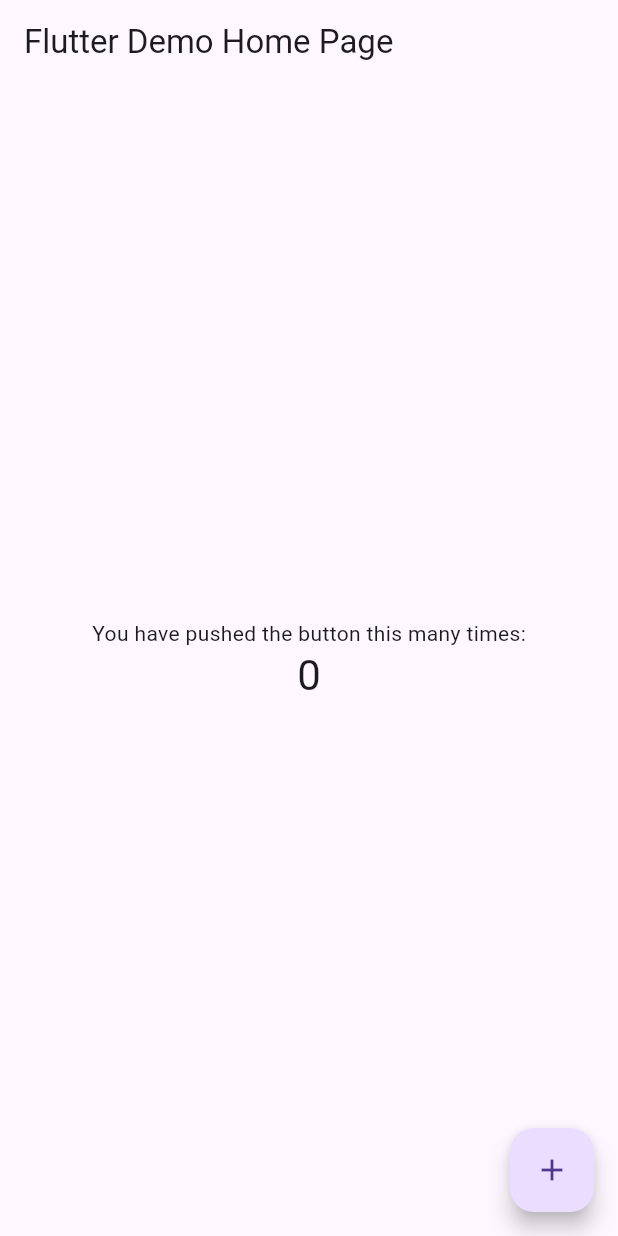
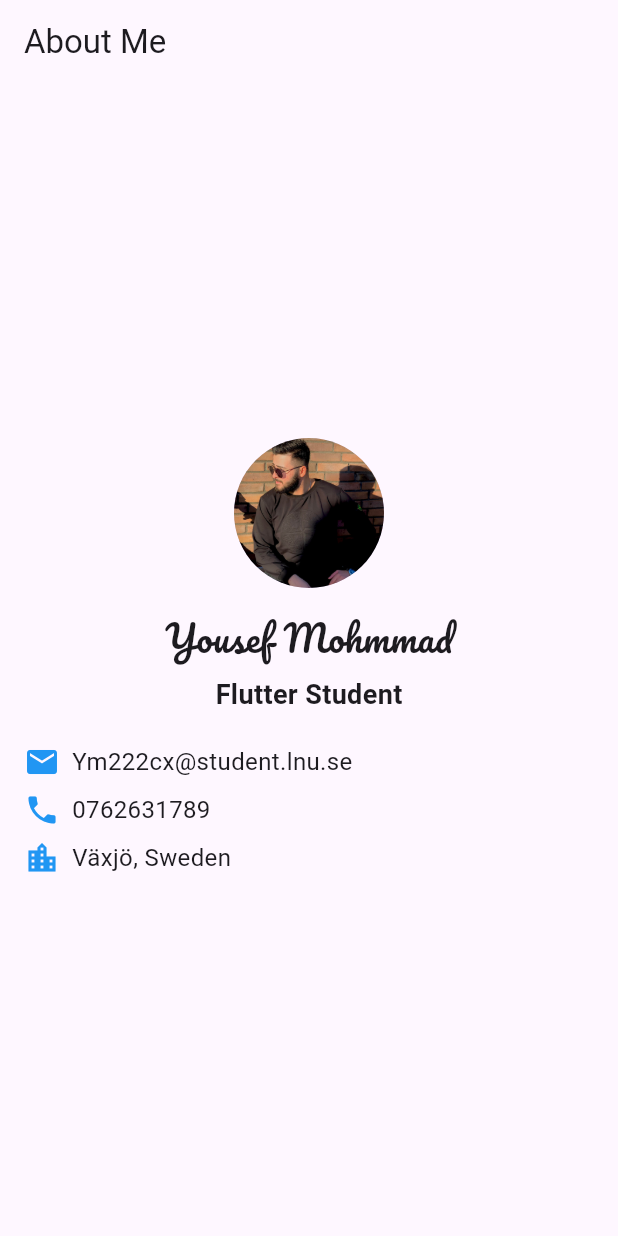
Before and after one commit to YousefMelhem/flutter, a Flutter app: the screen it shows after launch, on a phone screen of 412 x 824 dp. Run offline on Flutter 3.47's test engine with Material 3 defaults, Android fonts, the phone set to English and light mode, and no system bars; our stand-ins replace google_fonts.

Commit message:
some changes to startupp

```diff
--- a/personal card/personalcard/lib/main.dart
+++ b/personal card/personalcard/lib/main.dart
@@ -1,112 +1,74 @@
 import 'package:flutter/material.dart';
+import 'package:google_fonts/google_fonts.dart';
 
-void main() => runApp(const MyApp());
+void main() => runApp( PersonalCardApp());
 
-class MyApp extends StatelessWidget {
-  const MyApp({super.key});
-
-  // This widget is the root of your application.
+class PersonalCardApp extends StatelessWidget {
   @override
   Widget build(BuildContext context) {
     return MaterialApp(
-      title: 'Flutter Demo',
+      title: 'Personal Card',
       theme: ThemeData(
-        // This is the theme of your application.
-        //
-        // Try running your application with "flutter run". You'll see the
-        // application has a blue toolbar. Then, without quitting the app, try
-        // changing the primarySwatch below to Colors.green and then invoke
-        // "hot reload" (press "r" in the console where you ran "flutter run",
-        // or press Run > Flutter Hot Reload in a Flutter IDE). Notice that the
-        // counter didn't reset back to zero; the application is not restarted.
         primarySwatch: Colors.blue,
       ),
-      home: const MyHomePage(title: 'Flutter Demo Home Page'),
+      home: Scaffold(
+        appBar: AppBar(
+          title: Text('About Me'),
+        ),
+        body: Padding(
+          padding: const EdgeInsets.all(16.0),
+          child: Center(
+            child: Column(
+              mainAxisAlignment: MainAxisAlignment.center,
+              children: <Widget>[
+                CircleAvatar(
+                  radius: 50,
+                  backgroundImage: AssetImage('assets/profile.jpg'), // Add your image in assets folder
+                ),
+                SizedBox(height: 16),
+                Text(
+                  'Yousef Mohmmad',
+                  style: GoogleFonts.pacifico(fontSize: 24),
+                ),
+                SizedBox(height: 8),
+                Text(
+                  'Flutter Student',
+                  style: TextStyle(fontSize: 18, fontWeight: FontWeight.bold),
+                ),
+                SizedBox(height: 16),
+                InfoRow(icon: Icons.email, text: 'Ym222cx@student.lnu.se'),
+                InfoRow(icon: Icons.phone, text: '0762631789'),
+                InfoRow(icon: Icons.location_city, text: 'Växjö, Sweden'),
+              ],
+            ),
+          ),
+        ),
+      ),
     );
   }
 }
 
-class MyHomePage extends StatefulWidget {
-  const MyHomePage({super.key, required this.title});
 
-  // This widget is the home page of your application. It is stateful, meaning
-  // that it has a State object (defined below) that contains fields that affect
-  // how it looks.
+class InfoRow extends StatelessWidget {
+  final IconData icon;
+  final String text;
 
-  // This class is the configuration for the state. It holds the values (in this
-  // case the title) provided by the parent (in this case the App widget) and
-  // used by the build method of the State. Fields in a Widget subclass are
-  // always marked "final".
-
-  final String title;
-
-  @override
-  State<MyHomePage> createState() => _MyHomePageState();
-}
-
-class _MyHomePageState extends State<MyHomePage> {
-  int _counter = 0;
-
-  void _incrementCounter() {
-    setState(() {
-      // This call to setState tells the Flutter framework that something has
-      // changed in this State, which causes it to rerun the build method below
-      // so that the display can reflect the updated values. If we changed
-      // _counter without calling setState(), then the build method would not be
-      // called again, and so nothing would appear to happen.
-      _counter++;
-    });
-  }
+  InfoRow({required this.icon, required this.text});
 
   @override
   Widget build(BuildContext context) {
-    // This method is rerun every time setState is called, for instance as done
-    // by the _incrementCounter method above.
-    //
-    // The Flutter framework has been optimized to make rerunning build methods
-    // fast, so that you can just rebuild anything that needs updating rather
-    // than having to individually change instances of widgets.
-    return Scaffold(
-      appBar: AppBar(
-        // Here we take the value from the MyHomePage object that was created by
-        // the App.build method, and use it to set our appbar title.
-        title: Text(widget.title),
+    return Padding(
+      padding: const EdgeInsets.symmetric(vertical: 4.0),
+      child: Row(
+        children: <Widget>[
+          Icon(icon, color: Colors.blue),
+          SizedBox(width: 8),
+          Text(
+            text,
+            style: TextStyle(fontSize: 16),
+          ),
+        ],
       ),
-      body: Center(
-        // Center is a layout widget. It takes a single child and positions it
-        // in the middle of the parent.
-        child: Column(
-          // Column is also a layout widget. It takes a list of children and
-          // arranges them vertically. By default, it sizes itself to fit its
-          // children horizontally, and tries to be as tall as its parent.
-          //
-          // Invoke "debug painting" (press "p" in the console, choose the
-          // "Toggle Debug Paint" action from the Flutter Inspector in Android
-          // Studio, or the "Toggle Debug Paint" command in Visual Studio Code)
-          // to see the wireframe for each widget.
-          //
-          // Column has various properties to control how it sizes itself and
-          // how it positions its children. Here we use mainAxisAlignment to
-          // center the children vertically; the main axis here is the vertical
-          // axis because Columns are vertical (the cross axis would be
-          // horizontal).
-          mainAxisAlignment: MainAxisAlignment.center,
-          children: <Widget>[
-            const Text(
-              'You have pushed the button this many times:',
-            ),
-            Text(
-              '$_counter',
-              style: Theme.of(context).textTheme.headlineMedium,
-            ),
-          ],
-        ),
-      ),
-      floatingActionButton: FloatingActionButton(
-        onPressed: _incrementCounter,
-        tooltip: 'Increment',
-        child: const Icon(Icons.add),
-      ), // This trailing comma makes auto-formatting nicer for build methods.
     );
   }
 }
```
Also changed, not shown: personal card/personalcard/pubspec.yaml (+5 -2 lines), personal card/personalcard/assets/profile.jpg (added), personal card/personalcard/pubspec.lock, 1 other file.
